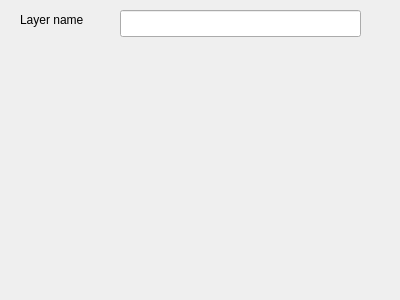
Above: licorne/UI/LayerPropertiesWidget.ui from quantumsteve/Licorne-Py before the change. Below: the same form after it.
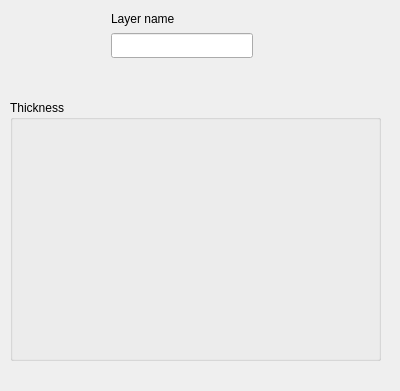
That is the form after the change. Custom widgets are drawn as their Qt base class.

Commit message: Start LayerPropertiesWidget

Patch:
```diff
--- a/licorne/UI/LayerPropertiesWidget.ui
+++ b/licorne/UI/LayerPropertiesWidget.ui
@@ -7,61 +7,59 @@
     <x>0</x>
     <y>0</y>
     <width>400</width>
-    <height>300</height>
+    <height>391</height>
    </rect>
   </property>
   <property name="windowTitle">
    <string>Form</string>
   </property>
-  <widget class="QLineEdit" name="lineEdit">
+  <widget class="QGroupBox" name="groupBox">
    <property name="geometry">
     <rect>
-     <x>120</x>
-     <y>10</y>
-     <width>241</width>
-     <height>27</height>
+     <x>10</x>
+     <y>100</y>
+     <width>371</width>
+     <height>261</height>
     </rect>
    </property>
+   <property name="title">
+    <string>Thickness</string>
+   </property>
+   <layout class="QHBoxLayout" name="horizontalLayout_2">
+    <item>
+     <widget class="NumericParameterWidget" name="Thickness_widget" native="true"/>
+    </item>
+   </layout>
   </widget>
-  <widget class="QLabel" name="label">
+  <widget class="QLabel" name="Name_label">
    <property name="geometry">
     <rect>
-     <x>20</x>
+     <x>111</x>
      <y>10</y>
-     <width>91</width>
-     <height>20</height>
+     <width>79</width>
+     <height>17</height>
     </rect>
    </property>
    <property name="text">
     <string>Layer name</string>
    </property>
   </widget>
-  <widget class="NumericParameterInput" name="widget" native="true">
+  <widget class="QLineEdit" name="Name_lineEdit">
    <property name="geometry">
     <rect>
-     <x>20</x>
-     <y>80</y>
-     <width>341</width>
-     <height>80</height>
-    </rect>
-   </property>
-  </widget>
-  <widget class="QWidget" name="widget_2" native="true">
-   <property name="geometry">
-    <rect>
-     <x>20</x>
-     <y>200</y>
-     <width>341</width>
-     <height>80</height>
+     <x>111</x>
+     <y>33</y>
+     <width>142</width>
+     <height>25</height>
     </rect>
    </property>
   </widget>
  </widget>
  <customwidgets>
   <customwidget>
-   <class>NumericParameterInput</class>
+   <class>NumericParameterWidget</class>
    <extends>QWidget</extends>
-   <header location="global">numericparameterinput.h</header>
+   <header location="global">NumericParameterWidget.h</header>
    <container>1</container>
   </customwidget>
  </customwidgets>
```
The commit also changes 3 other files.
